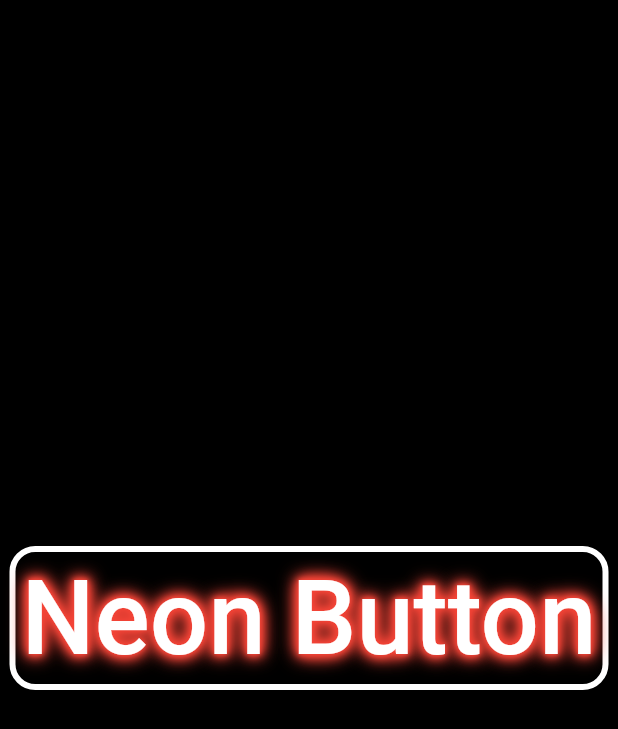
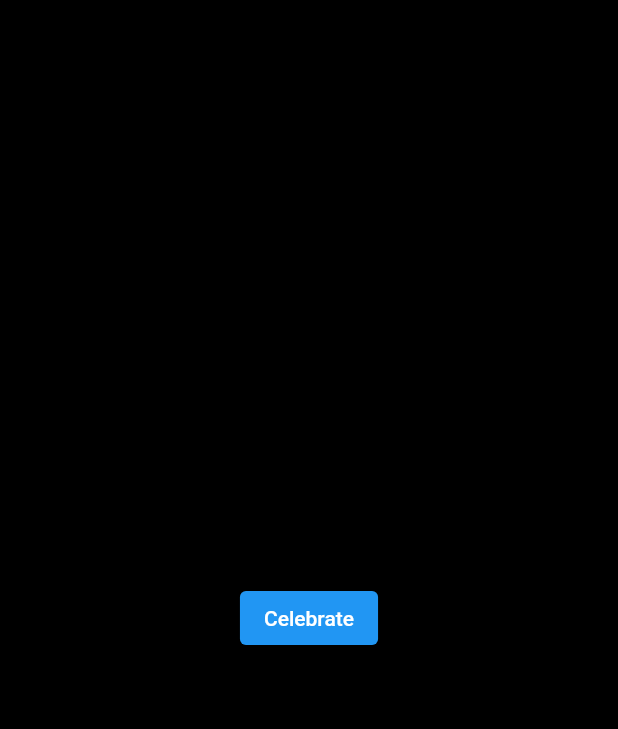
Before and after one commit to amramer522/learning_tricks_screens, a Flutter app: the screen it shows after launch, swiped to page 2, on a phone screen of 412 x 824 dp. Shown: the top 729 px of the screen. Run offline on Flutter 3.47's test engine with Material 2 defaults, Android fonts, the phone set to English and light mode, and no system bars; our stand-ins replace confetti, flutter_screenutil.

Commit message:
new screens

```diff
--- a/lib/main.dart
+++ b/lib/main.dart
@@ -1,6 +1,8 @@
 import 'package:flutter/material.dart';
 import 'package:flutter_screenutil/flutter_screenutil.dart';
 
+import 'screens/aspect_ratio/view.dart';
+import 'screens/confetti_animation/view.dart';
 import 'screens/flip_paper/view.dart';
 import 'screens/neon_button/view.dart';
 
@@ -21,6 +23,8 @@ class MyApp extends StatelessWidget {
         ),
         home: PageView(
           children: [
+            AspectRatioScreen(),
+            ConfettiScreen(),
             FlipPaperScreen(),
             NeonButtonScreen(),
           ],
--- /dev/null
+++ b/lib/screens/confetti_animation/view.dart
@@ -0,0 +1,74 @@
+import 'dart:math';
+
+import 'package:confetti/confetti.dart';
+import 'package:flutter/material.dart';
+
+class ConfettiScreen extends StatefulWidget {
+  ConfettiScreen({Key? key}) : super(key: key);
+
+  @override
+  State<ConfettiScreen> createState() => _ConfettiScreenState();
+}
+
+class _ConfettiScreenState extends State<ConfettiScreen> {
+  final controller = ConfettiController();
+  bool isPlaying = false;
+
+  @override
+  void initState() {
+    super.initState();
+    controller.addListener(() {
+      isPlaying = controller.state == ConfettiControllerState.playing;
+      setState(() {});
+    });
+  }
+
+  @override
+  void dispose() {
+    super.dispose();
+    controller.dispose();
+  }
+
+  @override
+  Widget build(BuildContext context) {
+    return Stack(
+      alignment: Alignment.topCenter,
+      children: [
+        Scaffold(
+          backgroundColor: Colors.black,
+          body: Center(
+            child: ElevatedButton(
+                onPressed: () {
+                  if (isPlaying) {
+                    controller.stop();
+                  } else {
+                    controller.play();
+                  }
+                },
+                child: Text(isPlaying ? "Stop" : "Celebrate")),
+          ),
+        ),
+        ConfettiWidget(
+          confettiController: controller,
+          shouldLoop: true,
+          blastDirectionality: BlastDirectionality.explosive,
+          // determine how heavy you want from 0 => 1
+          emissionFrequency: .2,
+          // push number of cards per one time
+          numberOfParticles: 100,
+          colors: [
+            Colors.red,
+            Colors.white
+          ],
+          // speed to go down
+          gravity: 1,
+          // createParticlePath: (size) {
+          //   final path = Path();
+          //   path.addOval(Rect.fromCircle(center: Offset.zero, radius: 10));
+          //   return path;
+          // },
+        )
+      ],
+    );
+  }
+}
--- a/pubspec.yaml
+++ b/pubspec.yaml
@@ -35,6 +35,7 @@ dependencies:
   # Use with the CupertinoIcons class for iOS style icons.
   cupertino_icons: ^1.0.2
   flutter_screenutil: ^5.3.1
+  confetti: ^0.6.0
 
 dev_dependencies:
   flutter_test:
```
Also changed, not shown: lib/screens/aspect_ratio/view.dart (added, +23 -0 lines), pubspec.lock.
